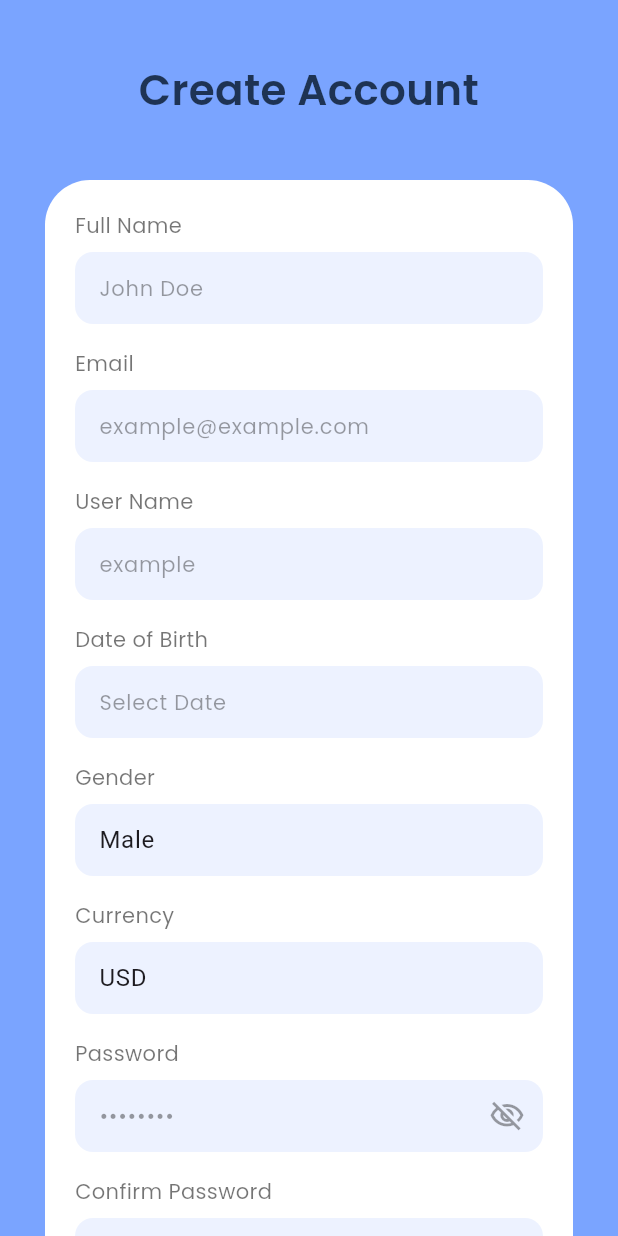
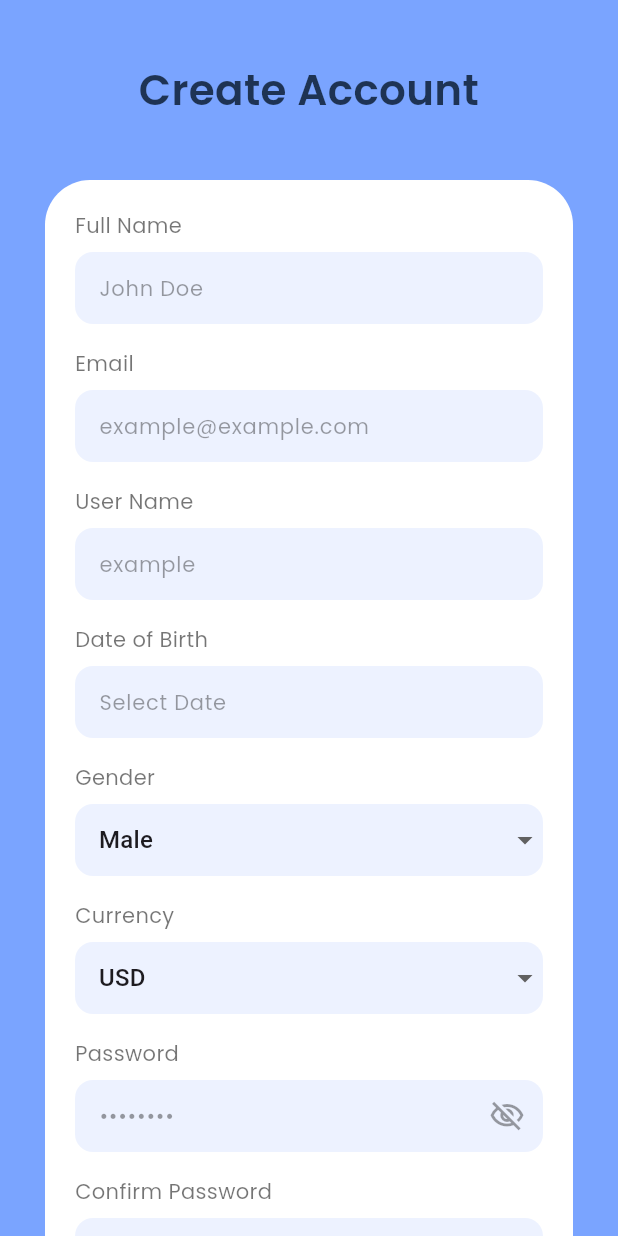
Before and after one commit to ghedfa/Cartera_app, a Flutter app: the SignUpScreen screen opened by its route, on a phone screen of 412 x 824 dp. Run offline on Flutter 3.47's test engine with Material 3 defaults, Android fonts, the phone set to English and light mode, and no system bars; our stand-ins replace bloc, cloud_firestore, equatable, firebase_auth, firebase_core, fl_chart and 6 more; accounts and stored records are empty.

Commit message:
some touchup

```diff
--- a/budget_manager_app (1)/budget_manager_app/budget_manager_app/lib/signup_screen.dart
+++ b/budget_manager_app (1)/budget_manager_app/budget_manager_app/lib/signup_screen.dart
@@ -25,8 +25,10 @@ class _SignUpScreenState extends State<SignUpScreen> {
   TextEditingController passwordController = TextEditingController();
   TextEditingController confirmPasswordController = TextEditingController();
   DateTime? selectedDateOfBirth; // Handle the selected date for DOB
-  String selectedGender = 'Male'; // Default gender
-  String selectedCurrency = 'USD'; // Default currency
+
+  // Default gender and currency
+  String selectedGender = 'Male';
+  String selectedCurrency = 'USD';
 
   // Dispose controllers
   @override
@@ -95,6 +97,17 @@ class _SignUpScreenState extends State<SignUpScreen> {
         selectedDateOfBirth = picked;
       });
     }
+  }
+
+  // Check if all fields are filled
+  bool _isSignUpButtonEnabled() {
+    return fullNameController.text.isNotEmpty &&
+        emailController.text.isNotEmpty &&
+        userNameController.text.isNotEmpty &&
+        passwordController.text.isNotEmpty &&
+        confirmPasswordController.text.isNotEmpty &&
+        _isAccepted &&
+        selectedDateOfBirth != null;
   }
 
   @override
@@ -227,9 +240,11 @@ class _SignUpScreenState extends State<SignUpScreen> {
                       SizedBox(
                         width: double.infinity,
                         child: ElevatedButton(
-                          onPressed: _isAccepted ? signUp : null,
+                          onPressed: _isSignUpButtonEnabled() ? signUp : null,
                           style: ElevatedButton.styleFrom(
-                            backgroundColor: const Color(0xFF7AA4FF),
+                            backgroundColor: _isSignUpButtonEnabled()
+                                ? const Color(0xFF7AA4FF)
+                                : Colors.grey,
                             shape: RoundedRectangleBorder(
                               borderRadius: BorderRadius.circular(12),
                             ),
@@ -316,6 +331,7 @@ class _SignUpScreenState extends State<SignUpScreen> {
                     ? !_isPasswordVisible
                     : !_isConfirmPasswordVisible)
                 : false,
+            onChanged: (value) => setState(() {}),
             decoration: InputDecoration(
               hintText: hint,
               hintStyle: GoogleFonts.poppins(
@@ -371,12 +387,86 @@ class _SignUpScreenState extends State<SignUpScreen> {
   }
 
   Widget _buildGenderDropdown() {
-    return _buildInputField('Gender', selectedGender,
-        controller: TextEditingController(text: selectedGender));
+    return Column(
+      crossAxisAlignment: CrossAxisAlignment.start,
+      children: [
+        Text(
+          'Gender',
+          style: GoogleFonts.poppins(fontSize: 14, color: Colors.black54),
+        ),
+        const SizedBox(height: 8),
+        Container(
+          decoration: BoxDecoration(
+            color: const Color(0xFFEDF2FF),
+            borderRadius: BorderRadius.circular(12),
+          ),
+          child: DropdownButtonFormField<String>(
+            value: selectedGender,
+            onChanged: (value) {
+              setState(() {
+                selectedGender = value!;
+              });
+            },
+            decoration: InputDecoration(
+              hintText: 'Select Gender',
+              hintStyle:
+                  GoogleFonts.poppins(color: Colors.black38, fontSize: 14),
+              border: InputBorder.none,
+              contentPadding:
+                  const EdgeInsets.symmetric(horizontal: 16, vertical: 12),
+            ),
+            items: ['Male', 'Female']
+                .map((gender) => DropdownMenuItem<String>(
+                      value: gender,
+                      child: Text(gender),
+                    ))
+                .toList(),
+          ),
+        ),
+        const SizedBox(height: 16),
+      ],
+    );
   }
 
   Widget _buildCurrencyDropdown() {
-    return _buildInputField('Currency', selectedCurrency,
-        controller: TextEditingController(text: selectedCurrency));
+    return Column(
+      crossAxisAlignment: CrossAxisAlignment.start,
+      children: [
+        Text(
+          'Currency',
+          style: GoogleFonts.poppins(fontSize: 14, color: Colors.black54),
+        ),
+        const SizedBox(height: 8),
+        Container(
+          decoration: BoxDecoration(
+            color: const Color(0xFFEDF2FF),
+            borderRadius: BorderRadius.circular(12),
+          ),
+          child: DropdownButtonFormField<String>(
+            value: selectedCurrency,
+            onChanged: (value) {
+              setState(() {
+                selectedCurrency = value!;
+              });
+            },
+            decoration: InputDecoration(
+              hintText: 'Select Currency',
+              hintStyle:
+                  GoogleFonts.poppins(color: Colors.black38, fontSize: 14),
+              border: InputBorder.none,
+              contentPadding:
+                  const EdgeInsets.symmetric(horizontal: 16, vertical: 12),
+            ),
+            items: ['USD', 'EUR', 'DZ']
+                .map((currency) => DropdownMenuItem<String>(
+                      value: currency,
+                      child: Text(currency),
+                    ))
+                .toList(),
+          ),
+        ),
+        const SizedBox(height: 16),
+      ],
+    );
   }
 }
```
